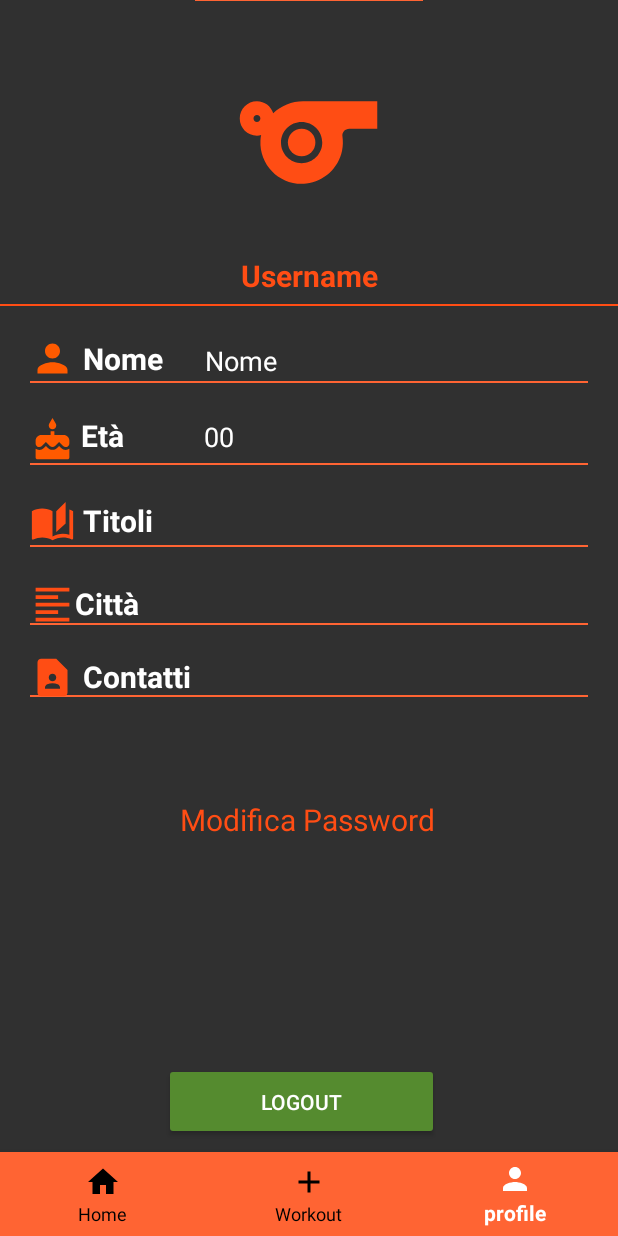
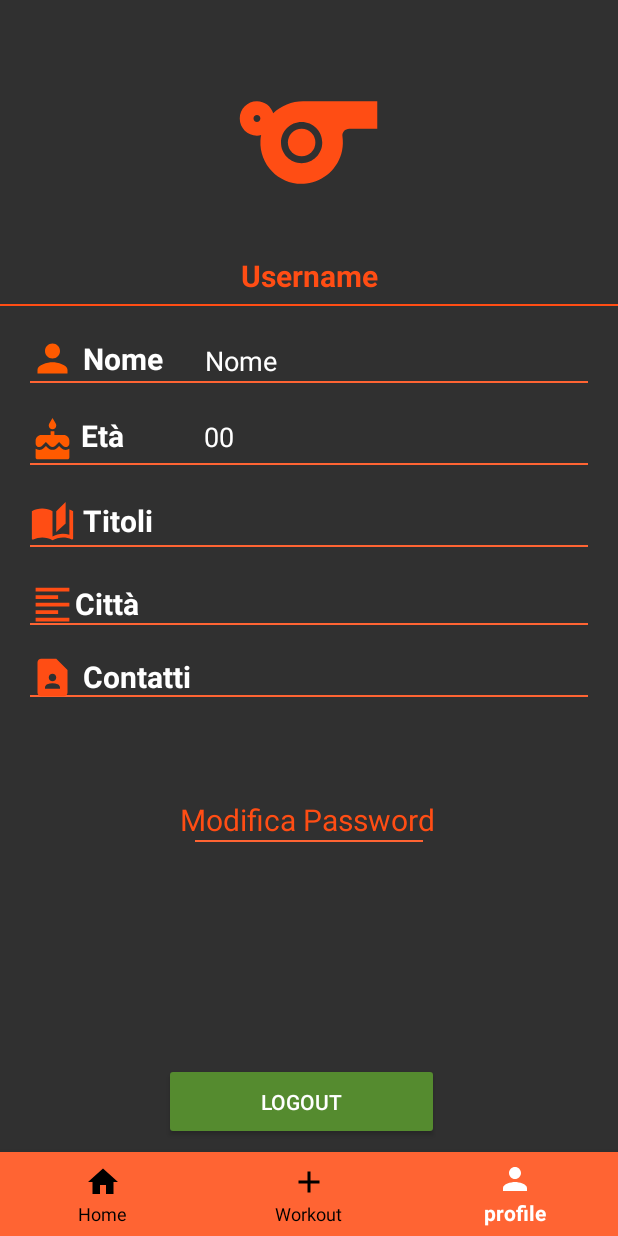
Before and after one commit to StefanoOr/PalestratiProgettoIum, an Android app: the HomePersonalTrainer screen opened directly, with no data from a screen before it, item 3 of the bottom bar chosen, on a phone screen of 412 x 824 dp. Run offline under Robolectric (Android 15) with nearby library versions, the phone set to English and light mode, and no system bars; Roboto replaces fonts that are not available here; 1 statement that could not run was skipped.

Commit message:
update layout vari

```diff
--- a/app/src/main/java/com/example/palestratiium/EserciziActivity.java
+++ b/app/src/main/java/com/example/palestratiium/EserciziActivity.java
@@ -8,6 +8,7 @@ import android.media.MediaPlayer;
 import android.net.Uri;
 import android.os.Build;
 import android.os.Bundle;
+import android.text.method.ScrollingMovementMethod;
 import android.view.View;
 import android.widget.Button;
 import android.widget.ImageView;
@@ -107,6 +108,7 @@ public class EserciziActivity extends AppCompatActivity implements Serializable{
 
         nomeEsercizio.setText(name);
         descrizioneEsercizio.setText(descrizione);
+        descrizioneEsercizio.setMovementMethod(new ScrollingMovementMethod());
         gruppoMuscolare.setText(gruppo.name());
         difficoltaEsercizio.setText(difficolta);
         ratingBar.setRating(rate);
--- a/app/src/main/java/com/example/palestratiium/classi/UserFactory.java
+++ b/app/src/main/java/com/example/palestratiium/classi/UserFactory.java
@@ -154,7 +154,7 @@ public class UserFactory implements Serializable {
     public void initEsercizi( ) {
 
         eserciziAtzeni.add(new Esercizio("Dip.Distensioni di braccia","aa", BICIPITI,"1",videoDefault[0],imgDefault[0]));
-        eserciziAtzeni.add(new Esercizio("Barca","bb", DORSO,"2",videoDefault[1],imgDefault[1]));
+        eserciziAtzeni.add(new Esercizio("Barca","bbbbbbbbbbbbbbbbbbbbbbbbbbbbbbbbbbbbbbbbbbbbbbbbbbbbbbbbbbbbbbbbbbbbbbbbbbbbbbbbbbbbbbbbbbbbbbbbbbbbbbbbbbbbbbbbbbbbbbbbbbbbbbbbbbbbbbbbbbbbbbbbbbbbbbbbbbbbbbbbbbbbbbbbb", DORSO,"2",videoDefault[1],imgDefault[1]));
         eserciziAtzeni.add(new Esercizio("Crunch","aa", PETTO,"3",videoDefault[2],imgDefault[2]));
         eserciziAtzeni.add(new Esercizio("Front squat","bb", DORSO,"2",null,imgDefault[3]));
         eserciziRoberto.add(new Esercizio("Panca piana","vv", TRICIPITI,"3",null,imgDefault[4]));
--- a/app/src/main/res/layout/activity_profilo_personal_trainer.xml
+++ b/app/src/main/res/layout/activity_profilo_personal_trainer.xml
@@ -78,7 +78,6 @@
 
         <Button
             android:id="@+id/logoutPT"
-
             android:layout_width="183dp"
             android:layout_height="51dp"
             android:layout_marginBottom="8dp"
@@ -292,14 +291,13 @@
         <View
             android:id="@+id/view5"
             android:layout_width="match_parent"
-            android:layout_height="0.5dp"
+            android:layout_height="1dp"
             android:layout_marginStart="130dp"
             android:layout_marginEnd="130dp"
             android:background="@color/barra_separatoria_secondaria"
-            app:layout_constraintEnd_toEndOf="@+id/modify_password"
-            app:layout_constraintHorizontal_bias="0.575"
-            app:layout_constraintStart_toStartOf="@+id/modify_password"
-            app:layout_constraintTop_toBottomOf="@+id/modify_password" />
+            app:layout_constraintTop_toBottomOf="@+id/modify_password_pt"
+            app:layout_constraintStart_toStartOf="parent"
+            app:layout_constraintEnd_toEndOf="parent"/>
 
 
 
--- a/app/src/main/res/layout/activity_sign_up.xml
+++ b/app/src/main/res/layout/activity_sign_up.xml
@@ -4,12 +4,11 @@
     xmlns:tools="http://schemas.android.com/tools"
     android:layout_width="match_parent"
     android:layout_height="match_parent"
+    android:background="@color/card_background"
     android:layout_gravity="center"
     android:gravity="center"
     android:orientation="vertical"
     tools:context=".SignUp">
-
-
 
     <ScrollView
         android:id="@+id/scrollView2"
@@ -47,6 +46,7 @@
                 android:id="@+id/input_signup_username"
                 android:layout_width="match_parent"
                 android:layout_height="match_parent"
+                android:background="@drawable/card_background_edit_profile"
                 android:layout_marginLeft="50dp"
                 android:layout_marginRight="50dp"
                 android:transitionName="user_transition">
@@ -172,6 +172,8 @@
                 android:layout_height="wrap_content"
                 android:layout_marginTop="40dp"
                 android:layout_marginBottom="50dp"
+                android:elevation="7dp"
+                android:background="@drawable/card_background_edit_profile"
                 android:backgroundTint="@color/barra_separatoria_principale"
                 android:text="Sign Up"
                 />
--- a/app/src/main/res/layout/activity_upload.xml
+++ b/app/src/main/res/layout/activity_upload.xml
@@ -141,7 +141,7 @@
             android:layout_marginRight="20dp"
             android:background="@drawable/card_background_edit_profile"
             android:elevation="7dp"
-            android:gravity="top"
+            android:gravity="center"
             android:hint="Clicca qua per inserire una descrizione.."
             android:inputType="textMultiLine"
             android:maxLines="50"
```
Also changed, not shown: app/src/main/res/layout/activity_esercizi.xml (+9 -6 lines).
